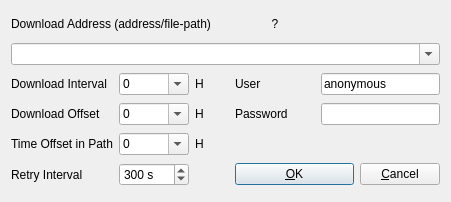
First picture: the form in app/appcmn_qt/ftpoptdlg.ui, repository tomojitakasu/RTKLIB, before the edit.
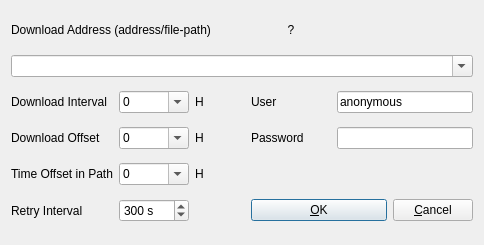
Second picture: the form after the edit.

```diff
--- a/app/appcmn_qt/ftpoptdlg.ui
+++ b/app/appcmn_qt/ftpoptdlg.ui
@@ -6,8 +6,8 @@
    <rect>
     <x>0</x>
     <y>0</y>
-    <width>451</width>
-    <height>202</height>
+    <width>484</width>
+    <height>245</height>
    </rect>
   </property>
   <property name="windowTitle">
@@ -312,6 +312,12 @@
      <property name="enabled">
       <bool>true</bool>
      </property>
+     <property name="sizePolicy">
+      <sizepolicy hsizetype="Preferred" vsizetype="Fixed">
+       <horstretch>0</horstretch>
+       <verstretch>0</verstretch>
+      </sizepolicy>
+     </property>
      <property name="toolTip">
       <string/>
      </property>
```
